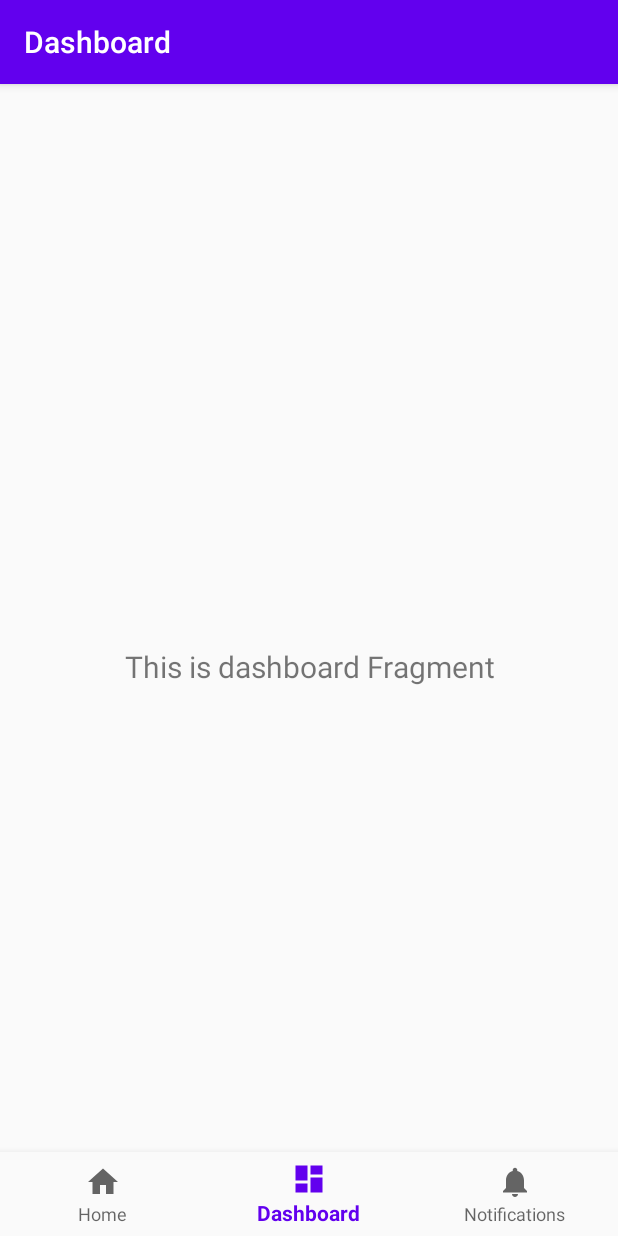
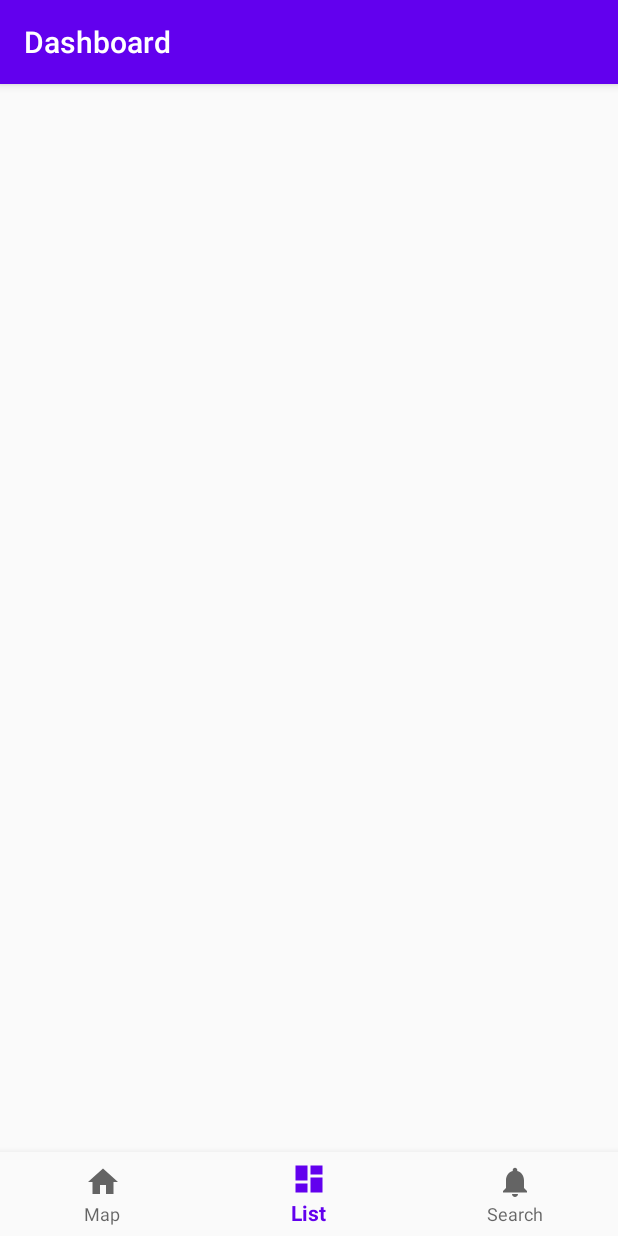
Before and after one commit to razmik-gharibyan/PeopleAroundMeMAP, an Android app: the MainActivity screen opened directly, with no data from a screen before it, item 2 of the bottom bar chosen, on a phone screen of 412 x 824 dp. Run offline under Robolectric (Android 15) with nearby library versions, the phone set to English and light mode, and no system bars; our stand-ins replace Firebase (no records; nobody signed in at launch, a user with empty details on screens opened directly), navigation-ui; libraries missing offline, so code that uses them is left out: com.google.maps.android; 1 statement that could not run was skipped.

Commit message:
v1.0.0.9 User list fragment added, recycler view added, not tested

```diff
--- a/app/src/main/java/com/gharibyan/razmik/peoplearoundmemap/repositry/editor/BoundProcessor.kt
+++ b/app/src/main/java/com/gharibyan/razmik/peoplearoundmemap/repositry/editor/BoundProcessor.kt
@@ -7,7 +7,7 @@ import com.google.firebase.firestore.GeoPoint
 class BoundProcessor {
 
     fun isUserInBounds(map: GoogleMap, userLocation: GeoPoint): Boolean {
-        val bounds: LatLngBounds = map.getProjection().getVisibleRegion().latLngBounds
+        val bounds: LatLngBounds = map.projection.visibleRegion.latLngBounds
 
         val neLongitude = bounds.northeast.longitude
         val neLatitude = bounds.northeast.latitude
--- a/app/src/main/java/com/gharibyan/razmik/peoplearoundmemap/ui/dashboard/DashboardFragment.kt
+++ /dev/null
@@ -1,31 +0,0 @@
-package com.gharibyan.razmik.peoplearoundmemap.ui.dashboard
-
-import android.os.Bundle
-import android.view.LayoutInflater
-import android.view.View
-import android.view.ViewGroup
-import android.widget.TextView
-import androidx.fragment.app.Fragment
-import androidx.lifecycle.Observer
-import androidx.lifecycle.ViewModelProviders
-import com.gharibyan.razmik.peoplearoundmemap.R
-
-class DashboardFragment : Fragment() {
-
-    private lateinit var dashboardViewModel: DashboardViewModel
-
-    override fun onCreateView(
-            inflater: LayoutInflater,
-            container: ViewGroup?,
-            savedInstanceState: Bundle?
-    ): View? {
-        dashboardViewModel =
-                ViewModelProviders.of(this).get(DashboardViewModel::class.java)
-        val root = inflater.inflate(R.layout.fragment_dashboard, container, false)
-        val textView: TextView = root.findViewById(R.id.text_dashboard)
-        dashboardViewModel.text.observe(viewLifecycleOwner, Observer {
-            textView.text = it
-        })
-        return root
-    }
-}
--- a/app/src/main/java/com/gharibyan/razmik/peoplearoundmemap/ui/dashboard/DashboardViewModel.kt
+++ b/app/src/main/java/com/gharibyan/razmik/peoplearoundmemap/ui/userlist/DashboardViewModel.kt
@@ -1,4 +1,4 @@
-package com.gharibyan.razmik.peoplearoundmemap.ui.dashboard
+package com.gharibyan.razmik.peoplearoundmemap.ui.userlist
 
 import androidx.lifecycle.LiveData
 import androidx.lifecycle.MutableLiveData
--- /dev/null
+++ b/app/src/main/java/com/gharibyan/razmik/peoplearoundmemap/ui/userlist/UserListFragment.kt
@@ -0,0 +1,56 @@
+package com.gharibyan.razmik.peoplearoundmemap.ui.userlist
+
+import android.os.Bundle
+import android.view.LayoutInflater
+import android.view.View
+import android.view.ViewGroup
+import android.widget.TextView
+import androidx.fragment.app.Fragment
+import androidx.lifecycle.Observer
+import androidx.lifecycle.ViewModelProviders
+import androidx.recyclerview.widget.LinearLayoutManager
+import androidx.recyclerview.widget.RecyclerView
+import com.gharibyan.razmik.peoplearoundmemap.R
+import com.gharibyan.razmik.peoplearoundmemap.repositry.models.firestore.FirestoreUserDAO
+import com.gharibyan.razmik.peoplearoundmemap.ui.CustomViewModelFactory
+import com.gharibyan.razmik.peoplearoundmemap.ui.map.MapViewModel
+import com.gharibyan.razmik.peoplearoundmemap.ui.recyclerview.UserListAdapter
+import kotlinx.android.synthetic.main.fragment_map.*
+
+class UserListFragment : Fragment() {
+
+    // Initialization
+    private lateinit var mapViewModel: MapViewModel
+
+    // Views
+    private lateinit var recyclerView: RecyclerView
+
+    // Variables
+    private var uselist = ArrayList<FirestoreUserDAO>()
+
+    override fun onCreateView(
+            inflater: LayoutInflater,
+            container: ViewGroup?,
+            savedInstanceState: Bundle?
+    ): View? {
+        val customViewModelFactory = CustomViewModelFactory(activity?.baseContext!!,viewLifecycleOwner)
+        mapViewModel =
+            ViewModelProviders.of(this,customViewModelFactory).get(MapViewModel::class.java)
+        val view = inflater.inflate(R.layout.fragment_userlist, container, false)
+
+        recyclerView = view.findViewById(R.id.user_list_recycler_view)
+        recyclerView.layoutManager = LinearLayoutManager(this.context)
+        recyclerView.adapter = UserListAdapter(this.context!!,uselist)
+
+        getInBoundUsers()
+
+        return view
+    }
+
+    private fun getInBoundUsers() {
+        mapViewModel.inBoundUsersList.observe(viewLifecycleOwner, Observer {
+            uselist = it
+            recyclerView.adapter!!.notifyDataSetChanged()
+        })
+    }
+}
--- a/app/src/main/res/layout/fragment_dashboard.xml
+++ b/app/src/main/res/layout/fragment_userlist.xml
@@ -4,18 +4,12 @@
     xmlns:tools="http://schemas.android.com/tools"
     android:layout_width="match_parent"
     android:layout_height="match_parent"
-    tools:context=".ui.dashboard.DashboardFragment">
+    tools:context=".ui.userlist.UserListFragment">
 
-    <TextView
-        android:id="@+id/text_dashboard"
+    <androidx.recyclerview.widget.RecyclerView
+        android:id="@+id/user_list_recycler_view"
         android:layout_width="match_parent"
         android:layout_height="wrap_content"
-        android:layout_marginStart="8dp"
-        android:layout_marginTop="8dp"
-        android:layout_marginEnd="8dp"
-        android:textAlignment="center"
-        android:textSize="20sp"
-        app:layout_constraintBottom_toBottomOf="parent"
         app:layout_constraintEnd_toEndOf="parent"
         app:layout_constraintStart_toStartOf="parent"
         app:layout_constraintTop_toTopOf="parent" />
--- a/app/src/main/res/menu/bottom_nav_menu.xml
+++ b/app/src/main/res/menu/bottom_nav_menu.xml
@@ -4,16 +4,16 @@
     <item
         android:id="@+id/navigation_home"
         android:icon="@drawable/ic_home_black_24dp"
-        android:title="@string/title_home" />
+        android:title="Map" />
 
     <item
         android:id="@+id/navigation_dashboard"
         android:icon="@drawable/ic_dashboard_black_24dp"
-        android:title="@string/title_dashboard" />
+        android:title="List" />
 
     <item
         android:id="@+id/navigation_notifications"
         android:icon="@drawable/ic_notifications_black_24dp"
-        android:title="@string/title_notifications" />
+        android:title="Search" />
 
 </menu>
--- a/app/src/main/res/navigation/mobile_navigation.xml
+++ b/app/src/main/res/navigation/mobile_navigation.xml
@@ -13,9 +13,9 @@
 
     <fragment
         android:id="@+id/navigation_dashboard"
-        android:name="com.gharibyan.razmik.peoplearoundmemap.ui.dashboard.DashboardFragment"
+        android:name="com.gharibyan.razmik.peoplearoundmemap.ui.userlist.UserListFragment"
         android:label="@string/title_dashboard"
-        tools:layout="@layout/fragment_dashboard" />
+        tools:layout="@layout/fragment_userlist" />
 
     <fragment
         android:id="@+id/navigation_notifications"
```
Also changed, not shown: app/src/main/java/com/gharibyan/razmik/peoplearoundmemap/ui/recyclerview/UserListAdapter.kt (added, +51 -0 lines), app/src/main/res/layout/userlist_item.xml (added, +30 -0 lines).
